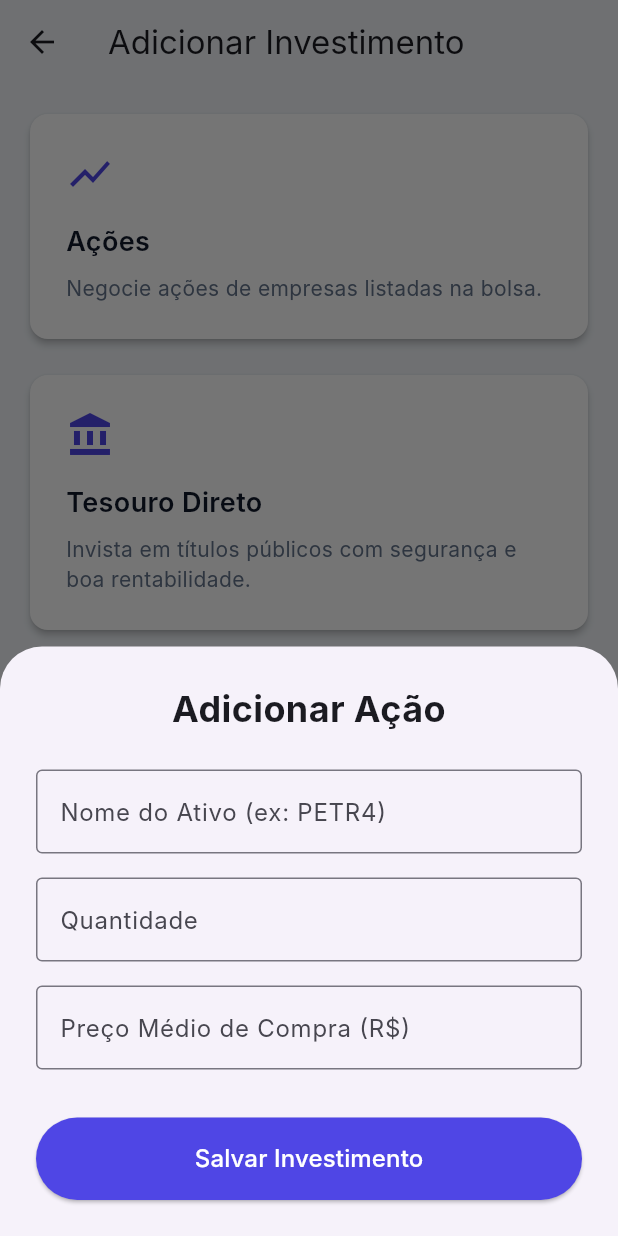
After one commit to jstart0105/PlanoADois, a Flutter app: the AddInvestmentScreen screen opened directly, after a tap on "Ações", on a phone screen of 412 x 824 dp. The commit adds this screen. Run offline on Flutter 3.47's test engine with Material 3 defaults, Android fonts, the light colour scheme and no system bars; our stand-ins replace cloud_firestore, firebase_auth, firebase_core, fl_chart, local_auth, shared_preferences; accounts and stored records are empty; network calls fail; Roboto replaces fonts that are missing (Inter).

Commit message:
1.11
Algumas alterações dentro da sessão de adicionar investimentos.

Ainda com necessidade de correção

```diff
--- /dev/null
+++ b/lib/investments/add_investment_screen.dart
@@ -0,0 +1,204 @@
+import 'package:flutter/material.dart';
+import 'package:plano_a_dois/investments/widgets/asset_card.dart';
+import 'package:plano_a_dois/services/auth_service.dart';
+import 'package:plano_a_dois/services/firestore_service.dart';
+import 'package:plano_a_dois/models/investment_model.dart';
+import 'package:provider/provider.dart';
+
+class AddInvestmentScreen extends StatefulWidget {
+  const AddInvestmentScreen({super.key});
+
+  @override
+  _AddInvestmentScreenState createState() => _AddInvestmentScreenState();
+}
+
+class _AddInvestmentScreenState extends State<AddInvestmentScreen> {
+  final _formKey = GlobalKey<FormState>();
+  final _assetNameController = TextEditingController();
+  final _quantityController = TextEditingController();
+  final _averagePriceController = TextEditingController();
+  final FirestoreService _firestoreService = FirestoreService();
+  bool _isLoading = false;
+
+  void _saveInvestment() async {
+    if (_formKey.currentState!.validate()) {
+      setState(() {
+        _isLoading = true;
+      });
+
+      final authService = Provider.of<AuthService>(context, listen: false);
+      final currentUser = authService.currentUser;
+
+      if (currentUser == null) {
+        ScaffoldMessenger.of(context).showSnackBar(
+          const SnackBar(
+            content: Text('Erro: Usuário não autenticado.'),
+            backgroundColor: Colors.red,
+          ),
+        );
+        setState(() {
+          _isLoading = false;
+        });
+        return;
+      }
+
+      final newInvestment = InvestmentModel(
+        id: '', // O Firestore irá gerar
+        nomeAtivo: _assetNameController.text.trim().toUpperCase(),
+        quantidade: double.parse(_quantityController.text.trim()),
+        precoMedio: double.parse(_averagePriceController.text.trim()),
+        userId: currentUser.uid,
+      );
+
+      try {
+        await _firestoreService.addInvestment(newInvestment);
+        if (mounted) {
+          ScaffoldMessenger.of(context).showSnackBar(
+            const SnackBar(
+              content: Text('Investimento salvo com sucesso!'),
+              backgroundColor: Colors.green,
+            ),
+          );
+          Navigator.of(context).pop();
+        }
+      } catch (e) {
+        if (mounted) {
+          ScaffoldMessenger.of(context).showSnackBar(
+            SnackBar(
+              content: Text('Erro ao salvar o investimento: $e'),
+              backgroundColor: Colors.red,
+            ),
+          );
+        }
+      } finally {
+        if (mounted) {
+          setState(() {
+            _isLoading = false;
+          });
+        }
+      }
+    }
+  }
+
+  void _showAddInvestmentForm(String assetType) {
+    showModalBottomSheet(
+      context: context,
+      isScrollControlled: true,
+      builder: (context) => Padding(
+        padding: EdgeInsets.only(
+          bottom: MediaQuery.of(context).viewInsets.bottom,
+          left: 24,
+          right: 24,
+          top: 24,
+        ),
+        child: Form(
+          key: _formKey,
+          child: SingleChildScrollView(
+            child: Column(
+              mainAxisSize: MainAxisSize.min,
+              crossAxisAlignment: CrossAxisAlignment.stretch,
+              children: [
+                Text(
+                  'Adicionar $assetType',
+                  style: const TextStyle(
+                    fontSize: 24,
+                    fontWeight: FontWeight.bold,
+                  ),
+                  textAlign: TextAlign.center,
+                ),
+                const SizedBox(height: 24),
+                TextFormField(
+                  controller: _assetNameController,
+                  decoration: const InputDecoration(
+                    labelText: 'Nome do Ativo (ex: PETR4)',
+                    border: OutlineInputBorder(),
+                  ),
+                  validator: (value) =>
+                      value!.isEmpty ? 'Campo obrigatório' : null,
+                ),
+                const SizedBox(height: 16),
+                TextFormField(
+                  controller: _quantityController,
+                  decoration: const InputDecoration(
+                    labelText: 'Quantidade',
+                    border: OutlineInputBorder(),
+                  ),
+                  keyboardType: TextInputType.number,
+                  validator: (value) =>
+                      value!.isEmpty ? 'Campo obrigatório' : null,
+                ),
+                const SizedBox(height: 16),
+                TextFormField(
+                  controller: _averagePriceController,
+                  decoration: const InputDecoration(
+                    labelText: 'Preço Médio de Compra (R\$)',
+                    border: OutlineInputBorder(),
+                  ),
+                  keyboardType: TextInputType.number,
+                  validator: (value) =>
+                      value!.isEmpty ? 'Campo obrigatório' : null,
+                ),
+                const SizedBox(height: 32),
+                _isLoading
+                    ? const Center(child: CircularProgressIndicator())
+                    : ElevatedButton(
+                        onPressed: _saveInvestment,
+                        style: ElevatedButton.styleFrom(
+                          backgroundColor: const Color(0xff4f46e5),
+                          padding: const EdgeInsets.symmetric(vertical: 16),
+                        ),
+                        child: const Text(
+                          'Salvar Investimento',
+                          style: TextStyle(fontSize: 16, color: Colors.white),
+                        ),
+                      ),
+                const SizedBox(height: 24),
+              ],
+            ),
+          ),
+        ),
+      ),
+    );
+  }
+
+  @override
+  Widget build(BuildContext context) {
+    return Scaffold(
+      appBar: AppBar(
+        title: const Text('Adicionar Investimento'),
+        backgroundColor: const Color(0xfff1f5f9),
+      ),
+      body: SingleChildScrollView(
+        padding: const EdgeInsets.all(16.0),
+        child: Column(
+          crossAxisAlignment: CrossAxisAlignment.stretch,
+          children: [
+            AssetCard(
+              assetType: 'Ações',
+              description: 'Negocie ações de empresas listadas na bolsa.',
+              icon: Icons.show_chart,
+              onTap: () => _showAddInvestmentForm('Ação'),
+            ),
+            const SizedBox(height: 16),
+            AssetCard(
+              assetType: 'Tesouro Direto',
+              description:
+                  'Invista em títulos públicos com segurança e boa rentabilidade.',
+              icon: Icons.account_balance,
+              onTap: () => _showAddInvestmentForm('Título do Tesouro'),
+            ),
+            const SizedBox(height: 16),
+            AssetCard(
+              assetType: 'Fundos Imobiliários',
+              description:
+                  'Receba aluguéis de grandes empreendimentos imobiliários.',
+              icon: Icons.house,
+              onTap: () => _showAddInvestmentForm('Fundo Imobiliário'),
+            ),
+          ],
+        ),
+      ),
+      backgroundColor: const Color(0xfff1f5f9),
+    );
+  }
+}
--- /dev/null
+++ b/lib/investments/widgets/asset_card.dart
@@ -0,0 +1,55 @@
+import 'package:flutter/material.dart';
+
+class AssetCard extends StatelessWidget {
+  final String assetType;
+  final String description;
+  final IconData icon;
+  final VoidCallback onTap;
+
+  const AssetCard({
+    super.key,
+    required this.assetType,
+    required this.description,
+    required this.icon,
+    required this.onTap,
+  });
+
+  @override
+  Widget build(BuildContext context) {
+    return Card(
+      elevation: 2,
+      shape: RoundedRectangleBorder(borderRadius: BorderRadius.circular(12)),
+      color: Colors.white,
+      child: InkWell(
+        onTap: onTap,
+        borderRadius: BorderRadius.circular(12),
+        child: Padding(
+          padding: const EdgeInsets.all(24.0),
+          child: Column(
+            crossAxisAlignment: CrossAxisAlignment.start,
+            children: [
+              Icon(icon, color: const Color(0xff4f46e5), size: 32),
+              const SizedBox(height: 16),
+              Text(
+                assetType,
+                style: const TextStyle(
+                  fontSize: 18,
+                  fontWeight: FontWeight.w600,
+                  color: Color(0xff0f172a),
+                ),
+              ),
+              const SizedBox(height: 8),
+              Text(
+                description,
+                style: const TextStyle(
+                  fontSize: 14,
+                  color: Color(0xff64748b),
+                ),
+              ),
+            ],
+          ),
+        ),
+      ),
+    );
+  }
+}
```
Also changed, not shown: lib/investments/investment_details_screen.dart (added, +154 -0 lines), lib/investments/investments_screen.dart (+11 -0 lines), lib/investments/widgets/my_portfolio_tab.dart (+68 -76 lines).
